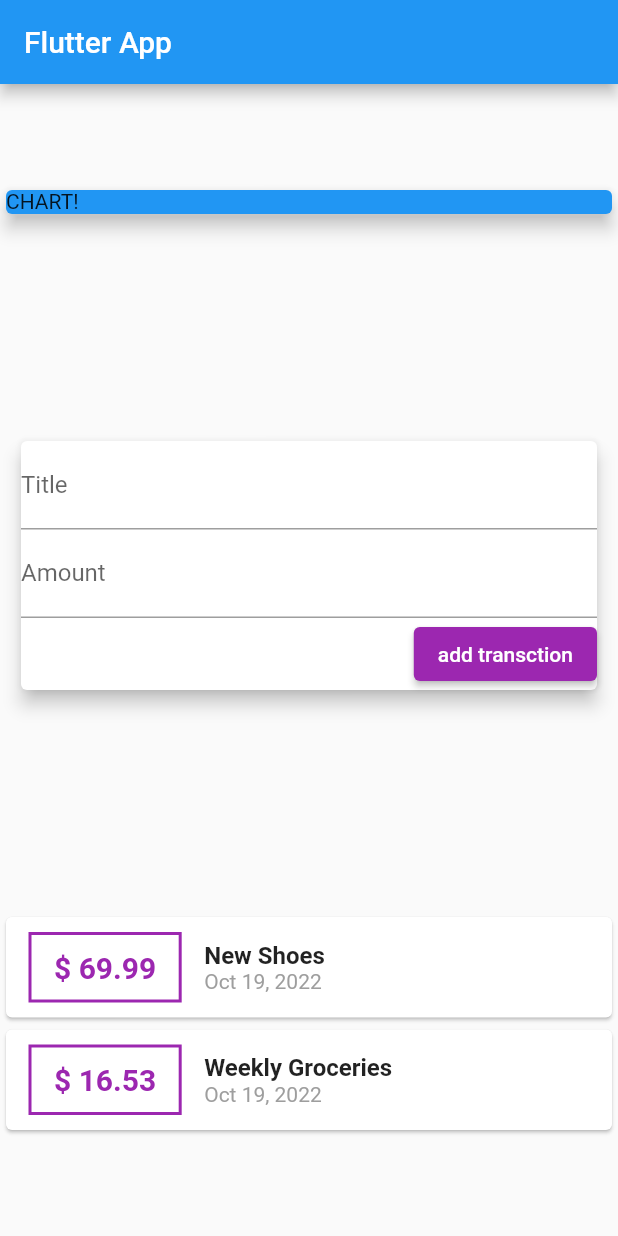
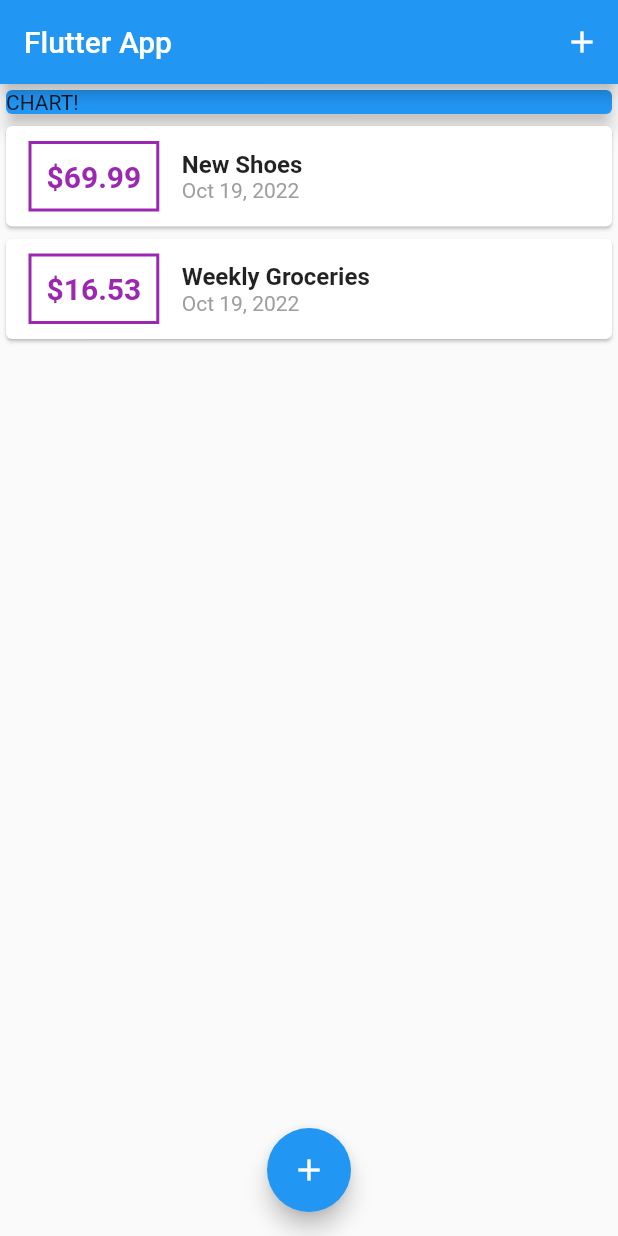
Before and after one commit to OsamaAlmamri/personal_expenses_app, a Flutter app: the screen it shows after launch, on a phone screen of 412 x 824 dp. Run offline on Flutter 3.47's test engine with Material 2 defaults, Android fonts, the phone set to English and light mode, and no system bars.

Commit message:
add transactions list and modal

```diff
--- /dev/null
+++ b/lib/Widgets/transaction_list.dart
@@ -0,0 +1,67 @@
+import 'package:flutter/material.dart';
+import 'package:intl/intl.dart';
+
+import '../Modals/transaction.dart';
+
+class TransactionList extends StatelessWidget {
+  final List<Transaction> transactions;
+
+  TransactionList(this.transactions);
+
+  @override
+  Widget build(BuildContext context) {
+    return Container(
+      height: 300,
+      child: ListView.builder(
+        itemBuilder: (ctx, index) {
+          return Card(
+            child: Row(
+              children: <Widget>[
+                Container(
+                  margin: EdgeInsets.symmetric(
+                    vertical: 10,
+                    horizontal: 15,
+                  ),
+                  decoration: BoxDecoration(
+                    border: Border.all(
+                      color: Colors.purple,
+                      width: 2,
+                    ),
+                  ),
+                  padding: EdgeInsets.all(10),
+                  child: Text(
+                    '\$${transactions[index].amount.toStringAsFixed(2)}',
+                    style: TextStyle(
+                      fontWeight: FontWeight.bold,
+                      fontSize: 20,
+                      color: Colors.purple,
+                    ),
+                  ),
+                ),
+                Column(
+                  crossAxisAlignment: CrossAxisAlignment.start,
+                  children: <Widget>[
+                    Text(
+                      transactions[index].title,
+                      style: TextStyle(
+                        fontSize: 16,
+                        fontWeight: FontWeight.bold,
+                      ),
+                    ),
+                    Text(
+                      DateFormat.yMMMd().format(transactions[index].date),
+                      style: TextStyle(
+                        color: Colors.grey,
+                      ),
+                    ),
+                  ],
+                ),
+              ],
+            ),
+          );
+        },
+        itemCount: transactions.length,
+      ),
+    );
+  }
+}
--- a/lib/main.dart
+++ b/lib/main.dart
@@ -1,12 +1,10 @@
 import 'package:flutter/material.dart';
-import 'package:intl/intl.dart';
-import 'Modals/transaction.dart';
 
-void main() {
-  // Intl.defaultLocale = 'ar_YE';
-  // Intl.defaultLocale = 'ar';
-  runApp(MyApp());
-}
+import './widgets/new_transaction.dart';
+import './widgets/transaction_list.dart';
+import '../Modals/transaction.dart';
+
+void main() => runApp(MyApp());
 
 class MyApp extends StatelessWidget {
   @override
@@ -18,8 +16,15 @@ class MyApp extends StatelessWidget {
   }
 }
 
-class MyHomePage extends StatelessWidget {
-  final List<Transaction> transactions = [
+class MyHomePage extends StatefulWidget {
+  // String titleInput;
+  // String amountInput;
+  @override
+  _MyHomePageState createState() => _MyHomePageState();
+}
+
+class _MyHomePageState extends State<MyHomePage> {
+  final List<Transaction> _userTransactions = [
     Transaction(
       id: 't1',
       title: 'New Shoes',
@@ -34,111 +39,77 @@ class MyHomePage extends StatelessWidget {
     ),
   ];
 
-  final titleController = TextEditingController();
-  final amountController = TextEditingController();
+  void _addNewTransaction(String txTitle, double txAmount) {
+    final newTx = Transaction(
+      title: txTitle,
+      amount: txAmount,
+      date: DateTime.now(),
+      id: DateTime.now().toString(),
+    );
+
+    setState(() {
+      _userTransactions.add(newTx);
+    });
+  }
+
+  // void _startAddNewTransaction(BuildContext ctx) {
+  //   showModalBottomSheet(
+  //     context: ctx,
+  //     builder: (_) {
+  //       return GestureDetector(
+  //         onTap: () {},
+  //         child: NewTransaction(_addNewTransaction),
+  //         behavior: HitTestBehavior.opaque,
+  //       );
+  //     },
+  //   );
+  // }
+
+  void _startAddNewTransaction(BuildContext ctx) {
+    showModalBottomSheet(
+        context: ctx,
+        builder: (_) {
+          return GestureDetector(
+              onTap: (){},
+              child: NewTransaction(_addNewTransaction),
+            behavior: HitTestBehavior.opaque,
+          );
+        });
+  }
 
   @override
   Widget build(BuildContext context) {
     return Scaffold(
       appBar: AppBar(
         title: Text('Flutter App'),
+        actions: <Widget>[
+          IconButton(
+            icon: Icon(Icons.add),
+            onPressed: () => _startAddNewTransaction(context),
           ),
-      body: Column(
-        mainAxisAlignment: MainAxisAlignment.spaceAround,
+        ],
+      ),
+      body: SingleChildScrollView(
+        child: Column(
+          // mainAxisAlignment: MainAxisAlignment.start,
           crossAxisAlignment: CrossAxisAlignment.stretch,
           children: <Widget>[
             Container(
               width: double.infinity,
               child: Card(
                 color: Colors.blue,
-              child: Text('CHART!  '),
+                child: Text('CHART!'),
                 elevation: 5,
               ),
             ),
-          Container(
-            width: double.infinity,
-            padding: EdgeInsets.all(10),
-            child: Card(
-              child: Column(
-                crossAxisAlignment: CrossAxisAlignment.end,
-                children: [
-                  TextField(
-                    decoration: InputDecoration(labelText: 'Title'),
-                    controller: titleController,
-                  ),
-                  TextField(
-                    decoration: InputDecoration(labelText: 'Amount'),
-                    controller: amountController,
-                  ),
-                  ElevatedButton(
-                    onPressed: () {
-                      print(titleController.text);
-                    },
-                    child: Text(
-                      'add transction',
-                      style: TextStyle(color: Colors.white),
-                    ),
-                    style: ButtonStyle(
-                      backgroundColor: MaterialStateProperty.all(Colors.purple),
+            TransactionList(_userTransactions),
+          ],
         ),
       ),
-                ],
-              ),
-              elevation: 5,
-            ),
-          ),
-          Column(
-            children: transactions.map((tx) {
-              return Card(
-                child: Row(
-                  children: <Widget>[
-                    Container(
-                      margin: EdgeInsets.symmetric(
-                        vertical: 10,
-                        horizontal: 15,
-                      ),
-                      decoration: BoxDecoration(
-                        border: Border.all(
-                          color: Colors.purple,
-                          width: 2,
-                        ),
-                      ),
-                      padding: EdgeInsets.all(10),
-                      child: Text(
-                        ' \$ ${tx.amount.toString()} ',
-                        style: TextStyle(
-                          fontWeight: FontWeight.bold,
-                          fontSize: 20,
-                          color: Colors.purple,
-                        ),
-                      ),
-                    ),
-                    Column(
-                      crossAxisAlignment: CrossAxisAlignment.start,
-                      children: <Widget>[
-                        Text(
-                          tx.title,
-                          style: TextStyle(
-                            fontSize: 16,
-                            fontWeight: FontWeight.bold,
-                          ),
-                        ),
-                        Text(
-                          // DateFormat().format(tx.date),
-                          // DateFormat('yyyy-MM-dd').format(tx.date),
-                          DateFormat.yMMMd().format(tx.date),
-                          style: TextStyle(
-                            color: Colors.grey,
-                          ),
-                        ),
-                      ],
-                    ),
-                  ],
-                ),
-              );
-            }).toList(),
-          ),
-        ],
+      floatingActionButtonLocation: FloatingActionButtonLocation.centerFloat,
+      floatingActionButton: FloatingActionButton(
+        child: Icon(Icons.add),
+        onPressed: () => _startAddNewTransaction(context),
       ),
     );
   }
```
Also changed, not shown: lib/Widgets/new_transaction.dart (added, +68 -0 lines), lib/Widgets/user_transactions.dart (added, +50 -0 lines). Lines whose indentation alone changed are shown as unchanged.
